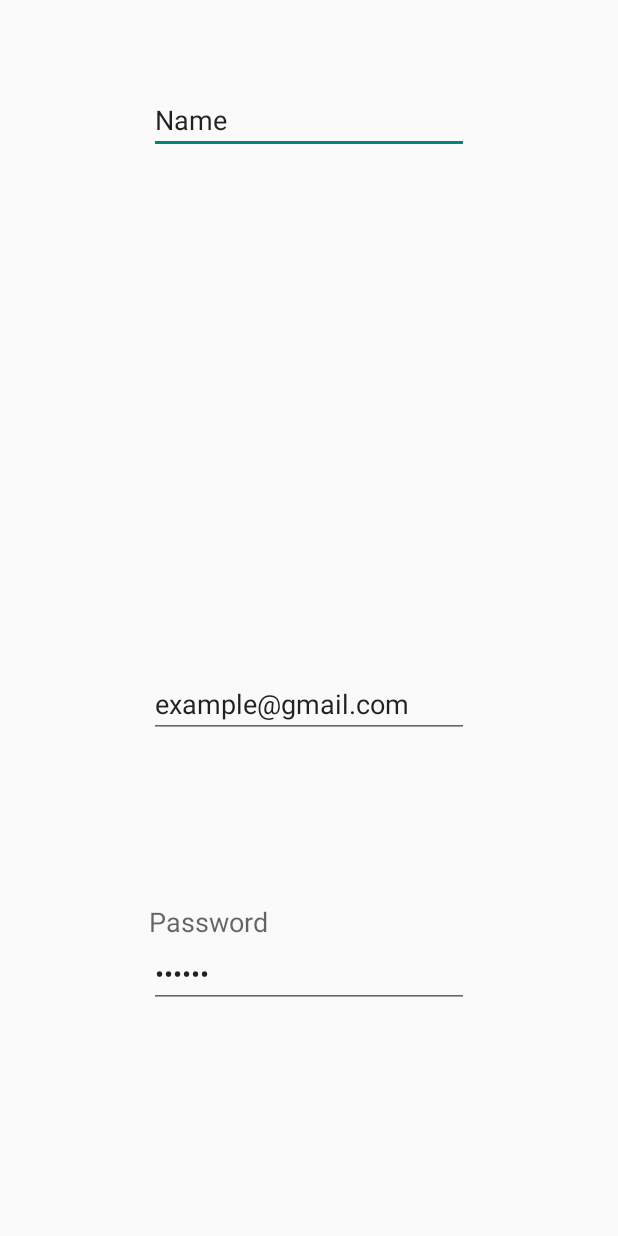
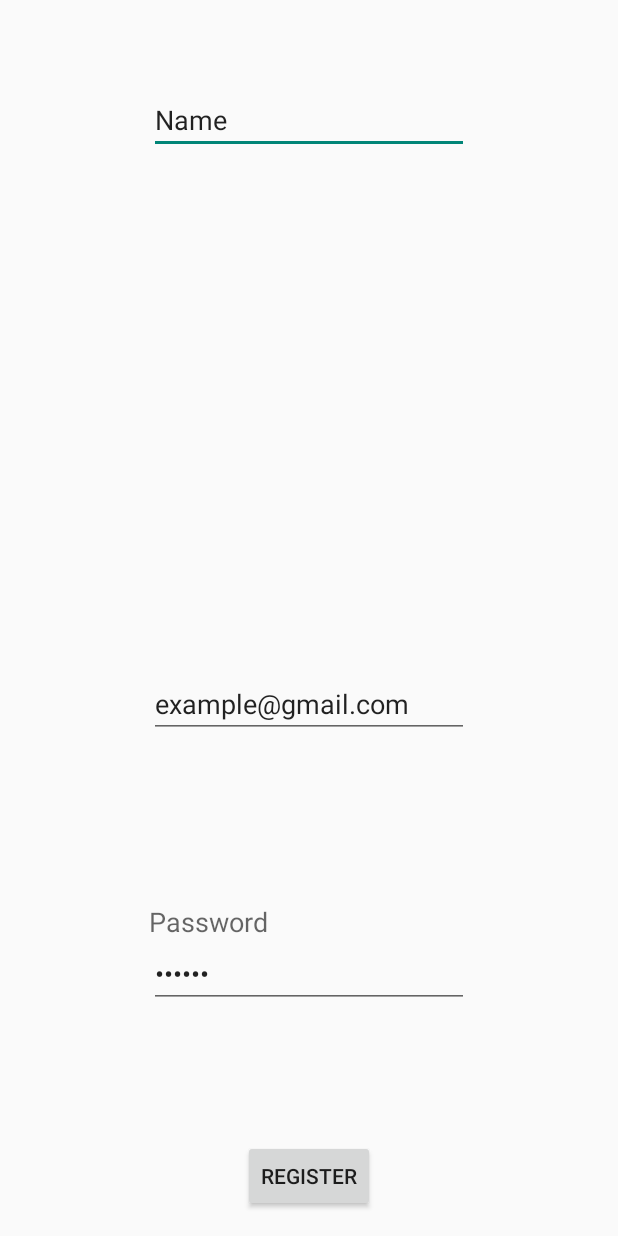
Before and after one commit to goutamvenkat/CS2340-Android, an Android app: the layout activity_registration.xml on its own in the app's theme, with its tools: preview values and no code run, on a phone screen of 412 x 824 dp. Run offline under Robolectric (Android 15) with nearby library versions, the phone set to English and light mode, and no system bars.

Commit message:
Swapped registration and login button features, added some features to registration (still not working correctly)

```diff
--- a/Shoppingwithfriends/app/src/main/AndroidManifest.xml
+++ b/Shoppingwithfriends/app/src/main/AndroidManifest.xml
@@ -17,7 +17,7 @@
             </intent-filter>
         </activity>
         <activity
-            android:name=".Login1"
+            android:name=".Registration"
             android:label="@string/title_activity_login1" >
         </activity>
     </application>
--- a/Shoppingwithfriends/app/src/main/java/com/example/suvrat/shoppingwithfriends/Login.java
+++ b/Shoppingwithfriends/app/src/main/java/com/example/suvrat/shoppingwithfriends/Login.java
@@ -44,8 +44,7 @@ public class Login extends ActionBarActivity {
 
     public void launchLogin(View view) {
 
-        Intent intent = new Intent(this, Login1.class);
+        Intent intent = new Intent(this, Registration.class);
         startActivity(intent);
-
     }
 }
--- a/Shoppingwithfriends/app/src/main/res/layout/activity_login.xml
+++ b/Shoppingwithfriends/app/src/main/res/layout/activity_login.xml
@@ -18,7 +18,7 @@
     <Button
         android:layout_width="wrap_content"
         android:layout_height="wrap_content"
-        android:text="Login"
+        android:text="Register"
         android:id="@+id/button"
         android:layout_below="@+id/textView"
         android:layout_centerHorizontal="true"
@@ -28,9 +28,10 @@
     <Button
         android:layout_width="wrap_content"
         android:layout_height="wrap_content"
-        android:text="Register"
+        android:text="Login"
         android:id="@+id/button2"
         android:layout_below="@+id/button"
         android:layout_centerHorizontal="true"
         android:layout_marginTop="44dp" />
+
 </RelativeLayout>
--- a/Shoppingwithfriends/app/src/main/res/layout/activity_login1.xml
+++ b/Shoppingwithfriends/app/src/main/res/layout/activity_registration.xml
@@ -4,18 +4,18 @@
     android:paddingRight="@dimen/activity_horizontal_margin"
     android:paddingTop="@dimen/activity_vertical_margin"
     android:paddingBottom="@dimen/activity_vertical_margin"
-    tools:context="com.example.suvrat.shoppingwithfriends.Login1">
+    tools:context="com.example.suvrat.shoppingwithfriends.Registration">
 
     <EditText
         android:layout_width="wrap_content"
         android:layout_height="wrap_content"
         android:inputType="textPersonName"
         android:ems="10"
-        android:id="@+id/editText"
+        android:id="@+id/name"
         android:text="Name"
         android:layout_alignParentTop="true"
-        android:layout_alignLeft="@+id/editText3"
-        android:layout_alignStart="@+id/editText3"
+        android:layout_alignLeft="@+id/email"
+        android:layout_alignStart="@+id/email"
         android:layout_marginTop="41dp" />
 
     <EditText
@@ -23,7 +23,7 @@
         android:layout_height="wrap_content"
         android:inputType="textPassword"
         android:ems="10"
-        android:id="@+id/editText2"
+        android:id="@+id/password"
         android:text="Random"
         android:layout_marginBottom="136dp"
         android:layout_alignParentBottom="true"
@@ -34,7 +34,7 @@
         android:layout_height="wrap_content"
         android:inputType="textEmailAddress"
         android:ems="10"
-        android:id="@+id/editText3"
+        android:id="@+id/email"
         android:text="example@gmail.com"
         android:layout_above="@+id/textView2"
         android:layout_alignLeft="@+id/textView2"
@@ -47,8 +47,17 @@
         android:textAppearance="?android:attr/textAppearanceMedium"
         android:text="Password"
         android:id="@+id/textView2"
-        android:layout_above="@+id/editText2"
-        android:layout_alignLeft="@+id/editText2"
-        android:layout_alignStart="@+id/editText2" />
+        android:layout_above="@+id/password"
+        android:layout_alignLeft="@+id/password"
+        android:layout_alignStart="@+id/password" />
+
+    <Button
+        style="?android:attr/buttonStyleSmall"
+        android:layout_width="wrap_content"
+        android:layout_height="wrap_content"
+        android:text="Register"
+        android:id="@+id/registerButton"
+        android:layout_alignParentBottom="true"
+        android:layout_centerHorizontal="true" />
 
 </RelativeLayout>
```
Also changed, not shown: Shoppingwithfriends/app/src/main/java/com/example/suvrat/shoppingwithfriends/Login1.java (deleted, +0 -50 lines), Shoppingwithfriends/app/src/main/java/com/example/suvrat/shoppingwithfriends/Registration.java (added, +81 -0 lines), Shoppingwithfriends/app/src/main/res/layout/registration_confirmation.xml (added, +12 -0 lines), 2 other files.
